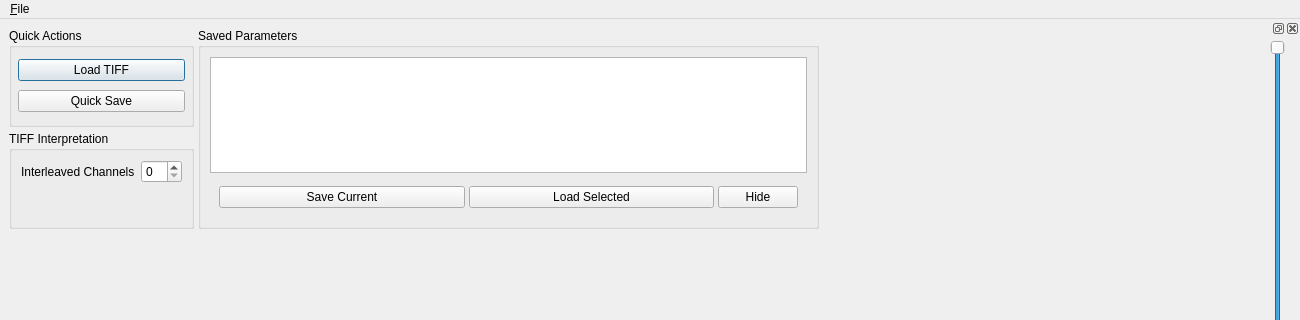
Above: src/mainwindow.ui from bothlab/omerewriter before the change; both pictures show x 0 to 1300 and y 0 to 320 of the 1300 by 814 pixel window. Below: the same form after it.
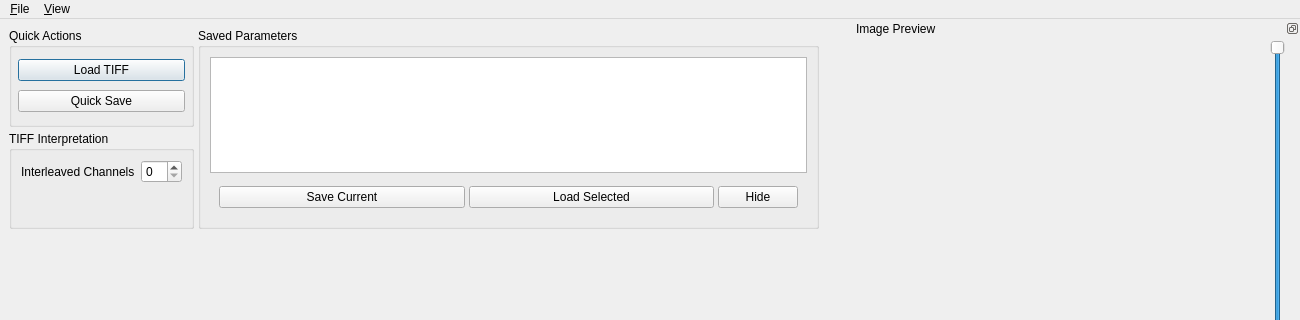
That is the form after the change. Icons and pictures are not drawn. Custom widgets are drawn as their Qt base class.

Commit message: Ensure we can never accidentally close the image view panel

Diff of the .ui file:
```diff
--- a/src/mainwindow.ui
+++ b/src/mainwindow.ui
@@ -252,7 +252,13 @@
     <addaction name="separator"/>
     <addaction name="actionQuit"/>
    </widget>
+   <widget class="QMenu" name="menuView">
+    <property name="title">
+     <string>&amp;View</string>
+    </property>
+   </widget>
    <addaction name="menuFile"/>
+   <addaction name="menuView"/>
   </widget>
   <widget class="QStatusBar" name="statusbar"/>
   <widget class="QDockWidget" name="viewDockWidget">
@@ -262,6 +268,12 @@
      <verstretch>0</verstretch>
     </sizepolicy>
    </property>
+   <property name="features">
+    <set>QDockWidget::DockWidgetFeature::DockWidgetFloatable|QDockWidget::DockWidgetFeature::DockWidgetMovable</set>
+   </property>
+   <property name="windowTitle">
+    <string>Image Preview</string>
+   </property>
    <attribute name="dockWidgetArea">
     <number>2</number>
    </attribute>
```
The commit also changes 1 other file.
